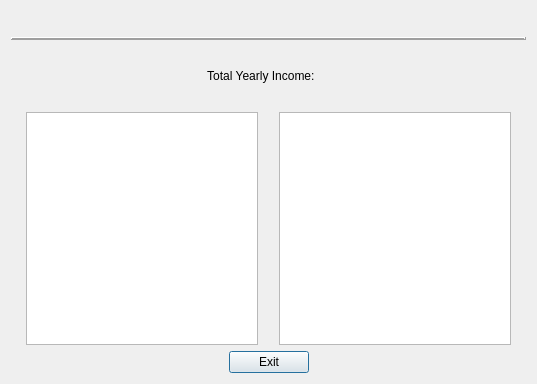
Above: CashFlowManager/yearlyincomesummarydialog.ui from epw7856/CashFlowManager before the change. Below: the same form after it.
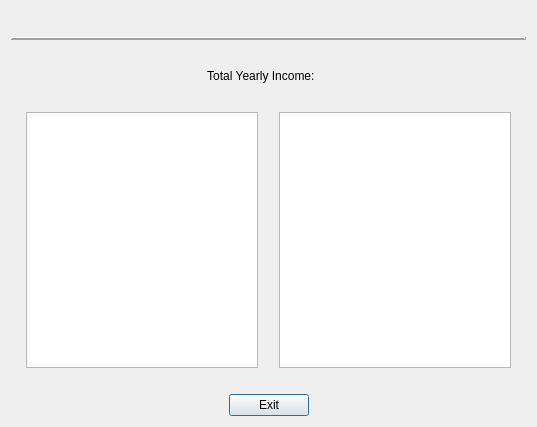
That is the form after the change.

```diff
--- a/CashFlowManager/yearlyincomesummarydialog.ui
+++ b/CashFlowManager/yearlyincomesummarydialog.ui
@@ -10,7 +10,7 @@
     <x>0</x>
     <y>0</y>
     <width>537</width>
-    <height>384</height>
+    <height>427</height>
    </rect>
   </property>
   <property name="windowTitle">
@@ -239,6 +239,19 @@
      </item>
     </layout>
    </item>
+   <item>
+    <spacer name="horizontalSpacer_12">
+     <property name="orientation">
+      <enum>Qt::Horizontal</enum>
+     </property>
+     <property name="sizeHint" stdset="0">
+      <size>
+       <width>40</width>
+       <height>20</height>
+      </size>
+     </property>
+    </spacer>
+   </item>
    <item>
     <layout class="QHBoxLayout" name="horizontalLayout_3">
      <item>
```
